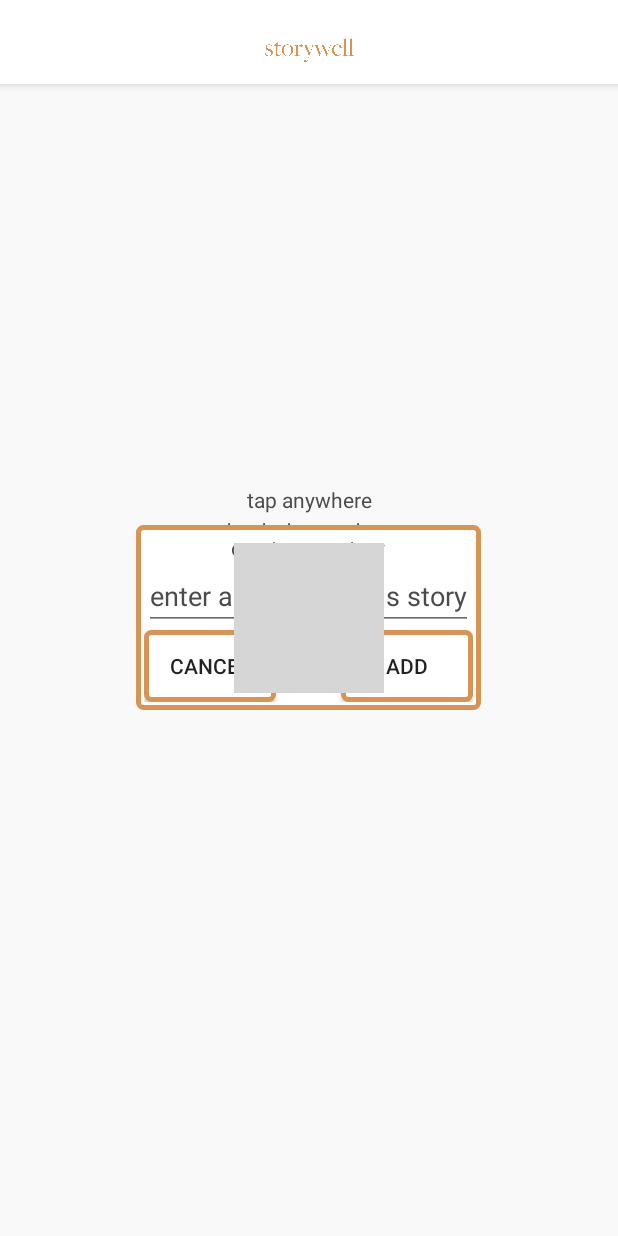
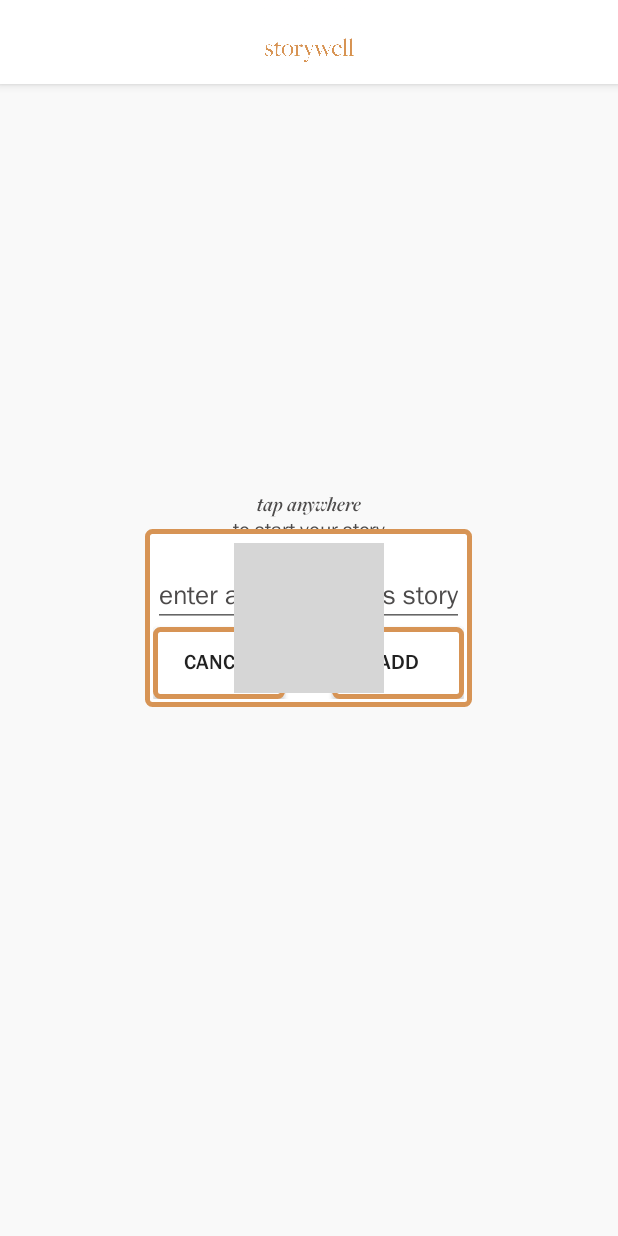
Before and after one commit to dangjustintime/project-sw, an Android app: the fragment CreateNewStoryFragment placed in its activity, on a phone screen of 412 x 824 dp. Run offline under Robolectric (Android 15) with nearby library versions, the phone set to English and light mode, and no system bars; our stand-ins replace ButterKnife; grey boxes are pictures that could not be loaded.

Commit message:
added custom fonts into mainActivity and createNewStoryFragment

```diff
--- a/app/src/main/res/layout/activity_main.xml
+++ b/app/src/main/res/layout/activity_main.xml
@@ -36,7 +36,8 @@
             android:textColor="@color/colorDarkGrey"
             app:layout_constraintLeft_toLeftOf="parent"
             app:layout_constraintRight_toRightOf="parent"
-            app:layout_constraintBottom_toTopOf="@+id/text_view_to_start_your_story"/>
+            app:layout_constraintBottom_toTopOf="@+id/text_view_to_start_your_story"
+            android:fontFamily="@font/freight_big_w01_semibol1197125"/>
         <TextView
             android:id="@+id/text_view_to_start_your_story"
             android:layout_width="wrap_content"
@@ -45,7 +46,8 @@
             android:textColor="@color/colorDarkGrey"
             app:layout_constraintLeft_toLeftOf="parent"
             app:layout_constraintRight_toRightOf="parent"
-            app:layout_constraintBottom_toTopOf="@+id/image_view_add_story_icon"/>
+            app:layout_constraintBottom_toTopOf="@+id/image_view_add_story_icon"
+            android:fontFamily="@font/franklingothic_book"/>
         <ImageView
             android:id="@+id/image_view_add_story_icon"
             android:layout_width="100dp"
--- a/app/src/main/res/layout/fragment_create_new_story.xml
+++ b/app/src/main/res/layout/fragment_create_new_story.xml
@@ -12,7 +12,8 @@
         android:layout_height="wrap_content"
         android:text="@string/create_new_story"
         android:layout_centerHorizontal="true"
-        android:textColor="@color/colorDarkGrey"/>
+        android:textColor="@color/colorDarkGrey"
+        android:fontFamily="@font/freight_big_w01_semibol1197125"/>
     <EditText
         android:id="@+id/edit_text_enter_a_name"
         android:layout_width="wrap_content"
@@ -20,7 +21,8 @@
         android:text="@string/enter_a_name_for_this_story"
         android:layout_centerHorizontal="true"
         android:layout_below="@id/text_view_create_new_story"
-        android:textColor="@color/colorDarkGrey"/>
+        android:textColor="@color/colorDarkGrey"
+        android:fontFamily="@font/franklingothic_book"/>
     <Button
         android:id="@+id/button_cancel_story"
         android:layout_width="wrap_content"
@@ -28,7 +30,8 @@
         android:text="@string/cancel"
         android:layout_below="@id/edit_text_enter_a_name"
         android:layout_alignLeft="@id/edit_text_enter_a_name"
-        android:background="@drawable/bronze_border"/>
+        android:background="@drawable/bronze_border"
+        android:fontFamily="@font/franklingothic_med"/>
     <Button
         android:id="@+id/button_add_story"
         android:layout_width="wrap_content"
@@ -36,5 +39,6 @@
         android:text="@string/add"
         android:layout_below="@id/edit_text_enter_a_name"
         android:layout_alignRight="@id/edit_text_enter_a_name"
-        android:background="@drawable/bronze_border"/>
+        android:background="@drawable/bronze_border"
+        android:fontFamily="@font/franklingothic_med"/>
 </RelativeLayout>
```
